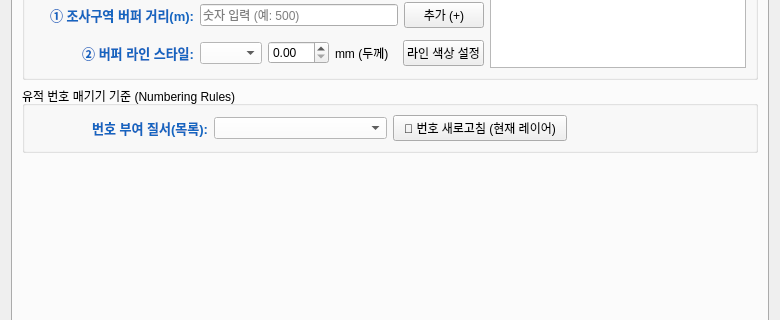
Before: the Qt Designer form arch_distribution_dialog_base.ui in lzpxilfe/ArchDistribution, drawn with Qt 5; both pictures show x 0 to 780 and y 249 to 569 of the 780 by 850 pixel window.
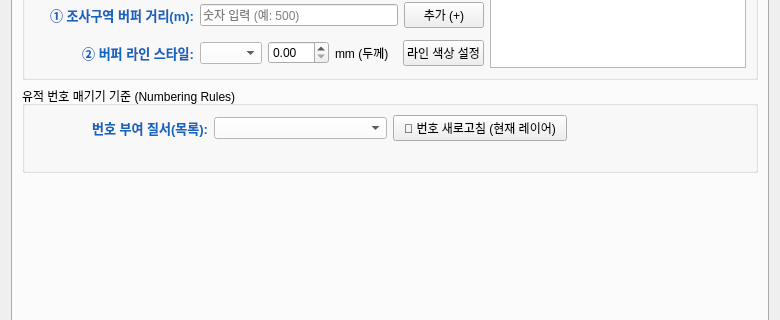
After: the same form once the commit is applied. The open tabs and pages were chosen to show the change.

Commit message: Clarify UI labels (W/H/Scale) and add scale indicator to renumber section

```diff
--- a/arch_distribution_dialog_base.ui
+++ b/arch_distribution_dialog_base.ui
@@ -773,7 +773,23 @@
             <string>(자동 번호 부여)</string>
            </widget>
           </item>
-         </layout>
+                    <item row="1" column="0">
+            <widget class="QLabel" name="lnScaleInfo">
+             <property name="styleSheet">
+              <string notr="true">color: #e74c3c; font-weight: bold;</string>
+             </property>
+             <string>⚠ 현재 축척:</string>
+            </widget>
+           </item>
+           <item row="1" column="1" colspan="2">
+            <widget class="QLabel" name="lblCurrentScale">
+             <property name="styleSheet">
+              <string notr="true">color: #2c3e50; font-weight: bold; font-size: 12px;</string>
+             </property>
+             <string>1:5000 (탭1에서 설정)</string>
+            </widget>
+           </item>
+          </layout>
         </widget>
        </item>
        <item>
```
Left out of the diff: 6 changed lines with no effect on the pictures.
